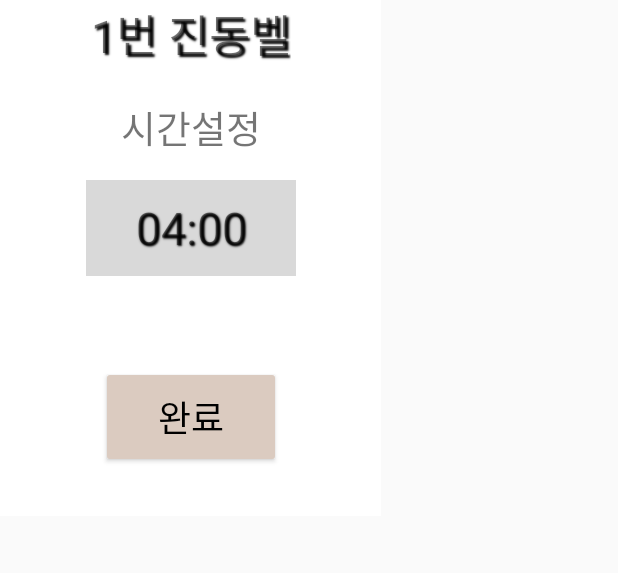
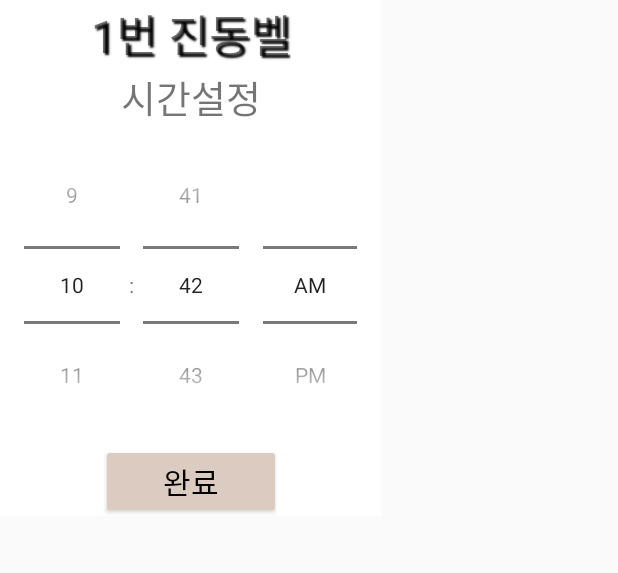
Before and after one commit to silverain364/TimeBrew_App, an Android app: the layout buzzer_rec.xml on its own in the app's theme, with its tools: preview values and no code run, on a phone screen of 412 x 824 dp, the part 144-717 px from its top. Run offline under Robolectric (Android 15) with nearby library versions, the phone set to English and light mode, and no system bars.

Commit message:
fix. buzzer_rec 타임피커로 변경

```diff
--- a/app/src/main/java/com/t2f4/timebrew/TableViewFragment.java
+++ b/app/src/main/java/com/t2f4/timebrew/TableViewFragment.java
@@ -178,4 +178,6 @@ public class TableViewFragment extends Fragment {
 
         dialog.show();  // 다이얼로그 표시
     }
+
+
 }
--- a/app/src/main/java/com/t2f4/timebrew/server/dto/RecognitionDeviceDto.kt
+++ b/app/src/main/java/com/t2f4/timebrew/server/dto/RecognitionDeviceDto.kt
@@ -2,5 +2,5 @@ package com.t2f4.timebrew.server.dto
 
 data class RecognitionDeviceDto(
     val recognitionDeviceId: String,
-    var tableId: Int?
+    var tableId: Integer?
 )
--- a/app/src/main/java/com/t2f4/timebrew/server/repository/TableRepository.kt
+++ b/app/src/main/java/com/t2f4/timebrew/server/repository/TableRepository.kt
@@ -4,7 +4,6 @@ import com.t2f4.timebrew.server.dto.TableDto
 
 class TableRepository {
     companion object {
-        //private val tableRe
         private val tableNumberStore:
                 HashMap<Integer, TableDto> = HashMap()
     }
--- a/app/src/main/res/layout/buzzer_rec.xml
+++ b/app/src/main/res/layout/buzzer_rec.xml
@@ -43,9 +43,9 @@ android:background="@color/white">
             app:layout_constraintTop_toBottomOf="@+id/buzzer_num"
             app:layout_constraintRight_toRightOf="parent"
             app:layout_constraintLeft_toLeftOf="parent"
-            android:layout_marginTop="20dp"
     />
 
+    <!--
     <TextView
             android:layout_width="140dp"
             android:layout_height="64dp"
@@ -58,22 +58,32 @@ android:background="@color/white">
             android:text="04:00"
             android:textSize="30dp"
             android:gravity="center"
+            android:inputType="time"
+            android:maxLength="5"
             android:shadowColor="@color/black"
             android:shadowDx="1"
             android:shadowDy="1"
             android:shadowRadius="1"
-    />
+    /> -->
+
+    <TimePicker
+            android:backgroundTint="@color/black"
+            app:layout_constraintLeft_toLeftOf="parent"
+            app:layout_constraintTop_toBottomOf="@+id/tset"
+            app:layout_constraintRight_toRightOf="parent"
+            android:id="@+id/timePicker"
+            android:layout_width="wrap_content"
+            android:layout_height="wrap_content"
+            android:timePickerMode="spinner" />
 
     <Button
             android:layout_width="120dp"
-            android:layout_height="wrap_content"
+            android:layout_height="50dp"
             android:id="@+id/bt_set_btn"
-            app:layout_constraintTop_toBottomOf="@+id/buzzer_time_set"
+            app:layout_constraintTop_toBottomOf="@+id/timePicker"
             app:layout_constraintRight_toRightOf="parent"
             app:layout_constraintLeft_toLeftOf="parent"
-            android:layout_marginTop="60dp"
-            android:padding="16dp"
-            android:textSize="24dp"
+            android:textSize="20dp"
             android:text="완료"
             android:backgroundTint="@color/btn_color"
             android:textColor="@color/black"
@@ -84,4 +94,7 @@ android:background="@color/white">
 
 
 
+
+
+
 </androidx.constraintlayout.widget.ConstraintLayout>
```
Also changed, not shown: app/src/main/java/com/t2f4/timebrew/server/controller/TableTimeController.kt (+30 -2 lines), app/src/main/java/com/t2f4/timebrew/server/repository/TableAndRecognitionDevice.kt (added, +21 -0 lines).
